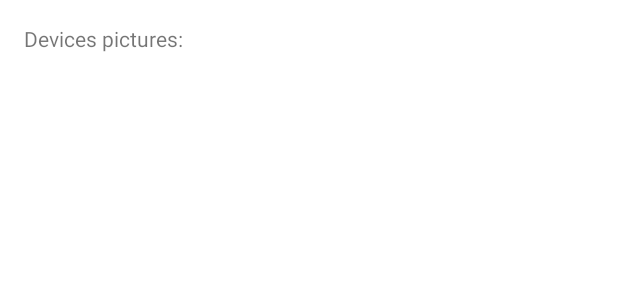
After one commit to tux3/aegis, an Android app: the layout activity_device_pictures_list.xml on its own in the app's theme, with its tools: preview values and no code run, on a phone screen of 412 x 824 dp. The commit adds this screen. Shown: the top 300 px of the screen. Run offline under Robolectric (Android 15) with nearby library versions, the phone set to English and light mode, and no system bars.

Commit message:
app: Show device pictures and allow opening in third party app

```diff
--- a/app/app/build.gradle
+++ b/app/app/build.gradle
@@ -10,12 +10,12 @@ android {
             keyAlias 'key0'
         }
     }
-    compileSdk 30
+    compileSdk 31
 
     defaultConfig {
         applicationId "net.alacrem.aegis"
         minSdk 29
-        targetSdk 30
+        targetSdk 31
         versionCode 1
         versionName "1.0"
 
--- a/app/app/src/main/java/net/alacrem/aegis/Config.kt
+++ b/app/app/src/main/java/net/alacrem/aegis/Config.kt
@@ -2,7 +2,7 @@ package net.alacrem.aegis
 
 import uniffi.client.ClientConfig
 
-const val TAG = "aegisd"
+const val TAG = "aegis"
 
 const val ROOT_KEYS_FILE = "root.keys"
 
--- /dev/null
+++ b/app/app/src/main/res/layout/activity_device_pictures_list.xml
@@ -0,0 +1,41 @@
+<?xml version="1.0" encoding="utf-8"?>
+<androidx.constraintlayout.widget.ConstraintLayout xmlns:android="http://schemas.android.com/apk/res/android"
+xmlns:app="http://schemas.android.com/apk/res-auto"
+xmlns:tools="http://schemas.android.com/tools"
+android:id="@+id/constraintLayout"
+android:layout_width="match_parent"
+android:layout_height="match_parent"
+tools:context=".ui.main.DevicePicturesListActivity">
+
+<TextView
+    android:id="@+id/section_label"
+    android:layout_width="wrap_content"
+    android:layout_height="wrap_content"
+    android:layout_marginStart="16dp"
+    android:layout_marginTop="@dimen/activity_vertical_margin"
+    app:layout_constraintStart_toStartOf="parent"
+    app:layout_constraintTop_toTopOf="@+id/constraintLayout"
+    tools:layout_constraintLeft_creator="1"
+    tools:layout_constraintTop_creator="1"
+    tools:text="Devices pictures:" />
+
+<androidx.swiperefreshlayout.widget.SwipeRefreshLayout
+    android:id="@+id/swipeContainer"
+    android:layout_width="match_parent"
+    android:layout_height="wrap_content"
+    android:layout_marginStart="24dp"
+    android:layout_marginTop="8dp"
+    android:layout_marginEnd="24dp"
+    app:layout_constraintEnd_toEndOf="parent"
+    app:layout_constraintStart_toStartOf="parent"
+    app:layout_constraintTop_toBottomOf="@+id/section_label">
+
+    <androidx.recyclerview.widget.RecyclerView
+        android:id="@+id/pic_list"
+        android:layout_width="match_parent"
+        android:layout_height="wrap_content"
+        android:layout_alignParentStart="true"
+        android:layout_alignParentTop="true"/>
+</androidx.swiperefreshlayout.widget.SwipeRefreshLayout>
+
+</androidx.constraintlayout.widget.ConstraintLayout>
--- a/app/build.gradle
+++ b/app/build.gradle
@@ -6,7 +6,7 @@ buildscript {
     }
     dependencies {
         classpath 'com.android.tools.build:gradle:7.1.0-rc01'
-        classpath "org.jetbrains.kotlin:kotlin-gradle-plugin:1.5.30"
+        classpath 'org.jetbrains.kotlin:kotlin-gradle-plugin:1.6.10'
 
         // NOTE: Do not place your application dependencies here; they belong
         // in the individual module build.gradle files
```
Also changed, not shown: app/app/src/main/AndroidManifest.xml (+11 -1 lines), app/app/src/main/java/net/alacrem/aegis/DevicePictureFileProvider.kt (added, +98 -0 lines), app/app/src/main/java/net/alacrem/aegis/ui/DeviceSettingsActivity.kt (+40 -2 lines), app/app/src/main/java/net/alacrem/aegis/ui/main/DevicePicture.kt (added, +18 -0 lines), app/app/src/main/java/net/alacrem/aegis/ui/main/DevicePictureAdapter.kt (added, +54 -0 lines), app/app/src/main/java/net/alacrem/aegis/ui/main/DevicePicturesListActivity.kt (added, +68 -0 lines), app/app/src/main/res/layout/item_device_picture.xml (added, +24 -0 lines), 4 other files.
